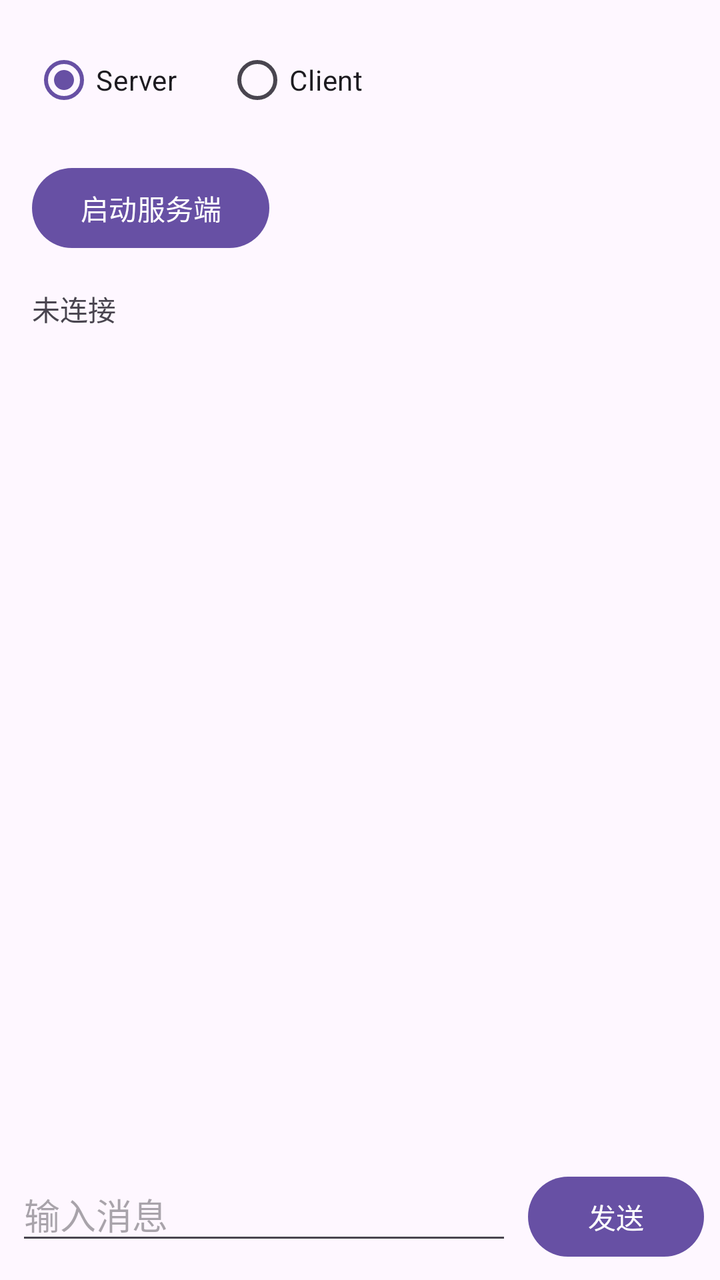
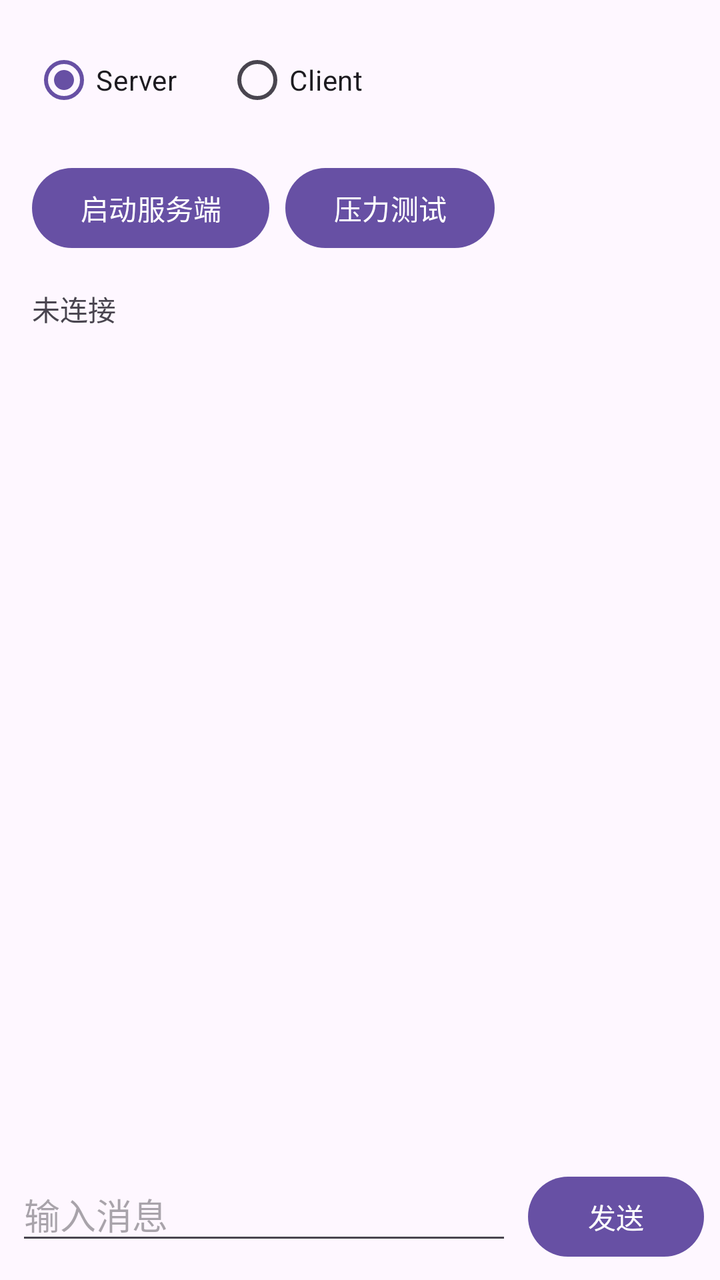

Two renders of the same Android screen: before a commit and after it. Below are the layout's source before the change and the commit's diff.
<!-- AndroidManifest.xml: application theme Theme.App -->
<!-- res/layout/activity_main.xml -->
<?xml version="1.0" encoding="utf-8"?>
<androidx.constraintlayout.widget.ConstraintLayout xmlns:android="http://schemas.android.com/apk/res/android"
    xmlns:app="http://schemas.android.com/apk/res-auto"
    xmlns:tools="http://schemas.android.com/tools"
    android:id="@+id/main"
    android:layout_width="match_parent"
    android:layout_height="match_parent"
    tools:context=".MainActivity">

    <RadioGroup
        android:id="@+id/rg_mode"
        android:layout_width="0dp"
        android:layout_height="wrap_content"
        android:orientation="horizontal"
        app:layout_constraintTop_toTopOf="parent"
        app:layout_constraintStart_toStartOf="parent"
        app:layout_constraintEnd_toEndOf="parent"
        android:padding="16dp">
        <RadioButton
            android:id="@+id/rb_server"
            android:layout_width="wrap_content"
            android:layout_height="wrap_content"
            android:text="Server"
            android:checked="true"/>
        <RadioButton
            android:id="@+id/rb_client"
            android:layout_width="wrap_content"
            android:layout_height="wrap_content"
            android:text="Client"
            android:layout_marginStart="24dp"/>
    </RadioGroup>

    <EditText
        android:id="@+id/et_mac"
        android:layout_width="0dp"
        android:layout_height="wrap_content"
        android:hint="Client: 输入对端设备 MAC 地址"
        android:inputType="text"
        android:visibility="gone"
        app:layout_constraintTop_toBottomOf="@id/rg_mode"
        app:layout_constraintStart_toStartOf="parent"
        app:layout_constraintEnd_toEndOf="parent"
        android:layout_margin="16dp"/>

    <Button
        android:id="@+id/btn_start"
        android:layout_width="wrap_content"
        android:layout_height="wrap_content"
        android:text="启动服务端"
        app:layout_constraintTop_toBottomOf="@id/et_mac"
        app:layout_constraintStart_toStartOf="parent"
        android:layout_marginStart="16dp"/>

    <TextView
        android:id="@+id/tv_status"
        android:layout_width="0dp"
        android:layout_height="wrap_content"
        android:text="未连接"
        app:layout_constraintTop_toBottomOf="@id/btn_start"
        app:layout_constraintStart_toStartOf="parent"
        app:layout_constraintEnd_toEndOf="parent"
        android:layout_margin="16dp"/>

    <ScrollView
        android:id="@+id/scroll_messages"
        android:layout_width="0dp"
        android:layout_height="0dp"
        app:layout_constraintTop_toBottomOf="@id/tv_status"
        app:layout_constraintBottom_toTopOf="@+id/message_bar"
        app:layout_constraintStart_toStartOf="parent"
        app:layout_constraintEnd_toEndOf="parent"
        android:fillViewport="true"
        android:layout_marginHorizontal="16dp">
        <LinearLayout
            android:id="@+id/container_messages"
            android:orientation="vertical"
            android:layout_width="match_parent"
            android:layout_height="wrap_content"/>
    </ScrollView>

    <LinearLayout
        android:id="@+id/message_bar"
        android:layout_width="0dp"
        android:layout_height="wrap_content"
        android:orientation="horizontal"
        app:layout_constraintBottom_toBottomOf="parent"
        app:layout_constraintStart_toStartOf="parent"
        app:layout_constraintEnd_toEndOf="parent"
        android:padding="8dp">
        <EditText
            android:id="@+id/et_message"
            android:layout_width="0dp"
            android:layout_height="wrap_content"
            android:layout_weight="1"
            android:hint="输入消息"/>
        <Button
            android:id="@+id/btn_send"
            android:layout_width="wrap_content"
            android:layout_height="wrap_content"
            android:text="发送"
            android:layout_marginStart="8dp"/>
    </LinearLayout>

</androidx.constraintlayout.widget.ConstraintLayout>
<!-- resources referenced by this layout -->
<resources>
  <style name="Theme.App" parent="Base.Theme.App" />
  <style name="Base.Theme.App" parent="Theme.Material3.DayNight.NoActionBar">
          
          
      </style>
</resources>

<!-- the commit's change to res/layout/activity_main.xml (unified diff, before → after) -->
@@ -51,6 +51,30 @@
         app:layout_constraintStart_toStartOf="parent"
         android:layout_marginStart="16dp"/>
 
+    <Button
+        android:id="@+id/btn_stress_test"
+        android:layout_width="wrap_content"
+        android:layout_height="wrap_content"
+        android:text="压力测试"
+        app:layout_constraintTop_toTopOf="@id/btn_start"
+        app:layout_constraintBottom_toBottomOf="@id/btn_start"
+        app:layout_constraintStart_toEndOf="@id/btn_start"
+        android:layout_marginStart="8dp"/>
+
+    <TextView
+        android:id="@+id/tv_speed"
+        android:layout_width="wrap_content"
+        android:layout_height="wrap_content"
+        android:text="发送: 0KB/s | 接收: 0KB/s"
+        android:textSize="12sp"
+        app:layout_constraintTop_toTopOf="@id/btn_start"
+        app:layout_constraintBottom_toBottomOf="@id/btn_start"
+        app:layout_constraintStart_toEndOf="@id/btn_stress_test"
+        app:layout_constraintEnd_toEndOf="parent"
+        android:layout_marginStart="8dp"
+        android:layout_marginEnd="16dp"
+        android:visibility="gone"/>
+
     <TextView
         android:id="@+id/tv_status"
         android:layout_width="0dp"
